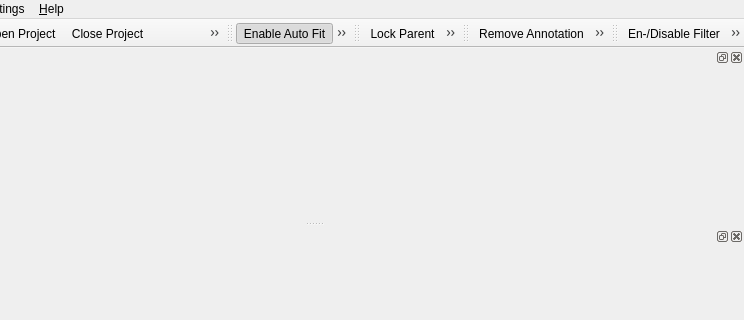
The window that AnnoTool/src/uiStuff/forms/AnnoToolMainWindow.ui (basileios-anastasatos/AnnoTool) describes before a commit, drawn with Qt 5; both pictures show x 116 to 860 and y 0 to 320 of the 860 by 600 pixel window.
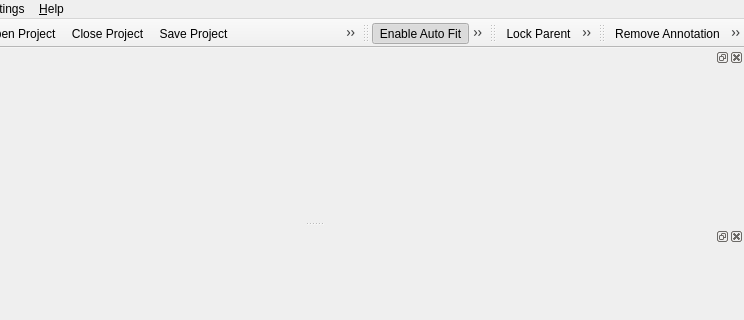
The same window after the commit. Icons and pictures are not drawn. Custom widgets are drawn as their Qt base class.

```diff
--- a/AnnoTool/src/uiStuff/forms/AnnoToolMainWindow.ui
+++ b/AnnoTool/src/uiStuff/forms/AnnoToolMainWindow.ui
@@ -155,6 +155,7 @@
     <bool>false</bool>
    </attribute>
    <addaction name="actionLockParentAnno" />
+   <addaction name="separator" />
    <addaction name="actionToolPointer" />
    <addaction name="actionToolSinglePoint" />
    <addaction name="actionToolRectangle" />
@@ -175,19 +176,6 @@
    <addaction name="actionZtoFront" />
    <addaction name="actionZtoBack" />
   </widget>
-  <widget class="QToolBar" name="tbFilter">
-   <property name="windowTitle">
-    <string>Filters</string>
-   </property>
-   <attribute name="toolBarArea">
-    <enum>TopToolBarArea</enum>
-   </attribute>
-   <attribute name="toolBarBreak">
-    <bool>false</bool>
-   </attribute>
-   <addaction name="actionFilterEnable" />
-   <addaction name="actionFilterEdit" />
-  </widget>
   <action name="actionFileOpen">
    <property name="icon">
     <iconset resource="icons.qrc">
@@ -494,7 +482,7 @@
   </action>
   <action name="actionFilterEnable">
    <property name="text">
-    <string>En-/Disable Filter</string>
+    <string>Enable Filter</string>
    </property>
   </action>
   <action name="actionEnableAutoFit">
@@ -528,6 +516,12 @@
    <header>AnnoDataWidget.h</header>
    <container>1</container>
   </customwidget>
+  <customwidget>
+   <class>AnnoGraphicsView</class>
+   <extends>QGraphicsView</extends>
+   <header>AnnoGraphicsView.h</header>
+   <container>1</container>
+  </customwidget>
  </customwidgets>
  <resources>
   <include location="icons.qrc" />
```
Left out of the diff: 43 changed lines with no effect on the pictures.
